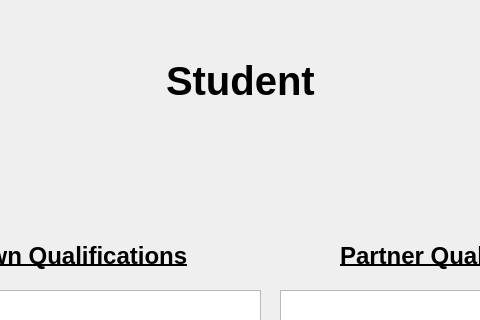
Qt form all_Combined/adminstudentprofilepage.ui (aboodmufti/cupid) before a commit; both pictures show x 160 to 640 and y 0 to 320 of the 860 by 600 pixel window.
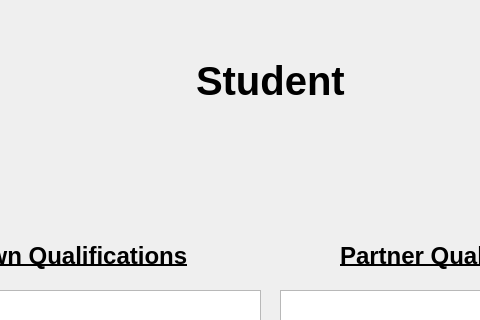
The same form after that commit.

```diff
--- a/all_Combined/adminstudentprofilepage.ui
+++ b/all_Combined/adminstudentprofilepage.ui
@@ -120,9 +120,9 @@
   <widget class="QWidget" name="verticalLayoutWidget_2">
    <property name="geometry">
     <rect>
-     <x>290</x>
+     <x>10</x>
      <y>10</y>
-     <width>221</width>
+     <width>841</width>
      <height>141</height>
     </rect>
    </property>
```
